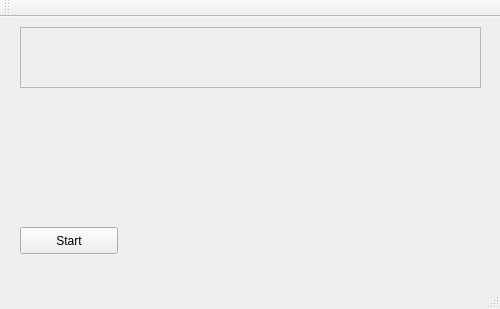
This is mainwindow.ui in gqrx-sdr/gqrx as Qt 5 draws it before an edit. The edited form follows.
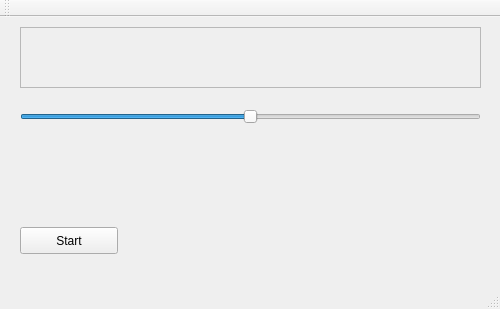
This is the edited form. Custom widgets are drawn as their Qt base class.

Commit message: Add a slider for tning within passband.

```diff
--- a/mainwindow.ui
+++ b/mainwindow.ui
@@ -46,6 +46,34 @@
      <enum>QFrame::Raised</enum>
     </property>
    </widget>
+   <widget class="QSlider" name="tuningSlider">
+    <property name="geometry">
+     <rect>
+      <x>20</x>
+      <y>90</y>
+      <width>461</width>
+      <height>19</height>
+     </rect>
+    </property>
+    <property name="minimum">
+     <number>-48000</number>
+    </property>
+    <property name="maximum">
+     <number>48000</number>
+    </property>
+    <property name="value">
+     <number>1</number>
+    </property>
+    <property name="orientation">
+     <enum>Qt::Horizontal</enum>
+    </property>
+    <property name="tickPosition">
+     <enum>QSlider::NoTicks</enum>
+    </property>
+    <property name="tickInterval">
+     <number>0</number>
+    </property>
+   </widget>
   </widget>
   <widget class="QMenuBar" name="menuBar">
    <property name="geometry">
```
